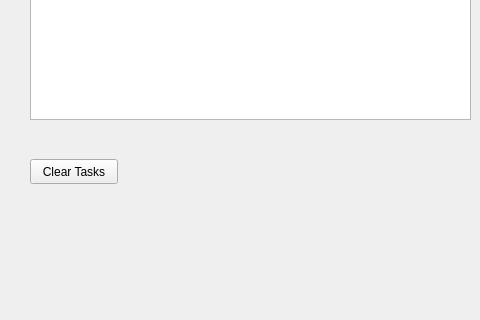
Old version of the form mainwindow.ui in the repository Chris-J03/SmartTaskManager; both pictures show x 0 to 480 and y 280 to 600 of the 800 by 600 pixel window.
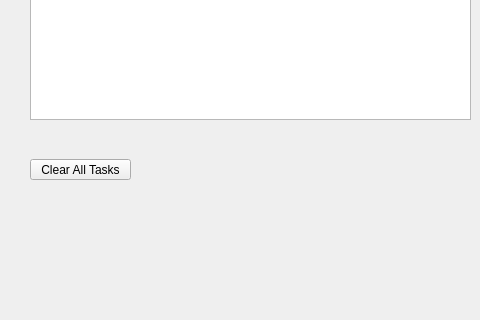
New version of the form.

Commit message: new context menu to delete specific tasks

Diff of the .ui file:
```diff
--- a/mainwindow.ui
+++ b/mainwindow.ui
@@ -75,12 +75,12 @@
      <rect>
       <x>30</x>
       <y>420</y>
-      <width>88</width>
-      <height>25</height>
+      <width>101</width>
+      <height>21</height>
      </rect>
     </property>
     <property name="text">
-     <string>Clear Tasks</string>
+     <string>Clear All Tasks</string>
     </property>
    </widget>
   </widget>
```
Left out of the diff: 3 changed lines with no effect on the pictures. The commit also changes 3 other files.
